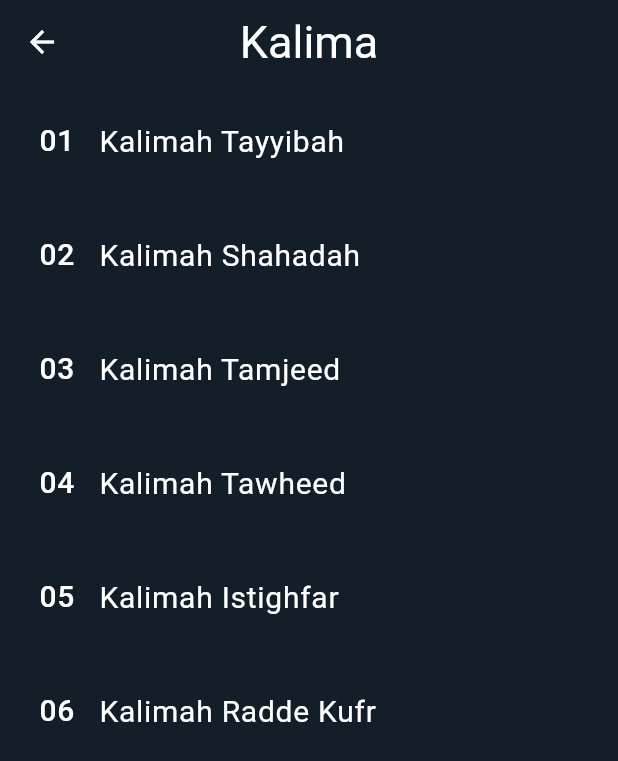
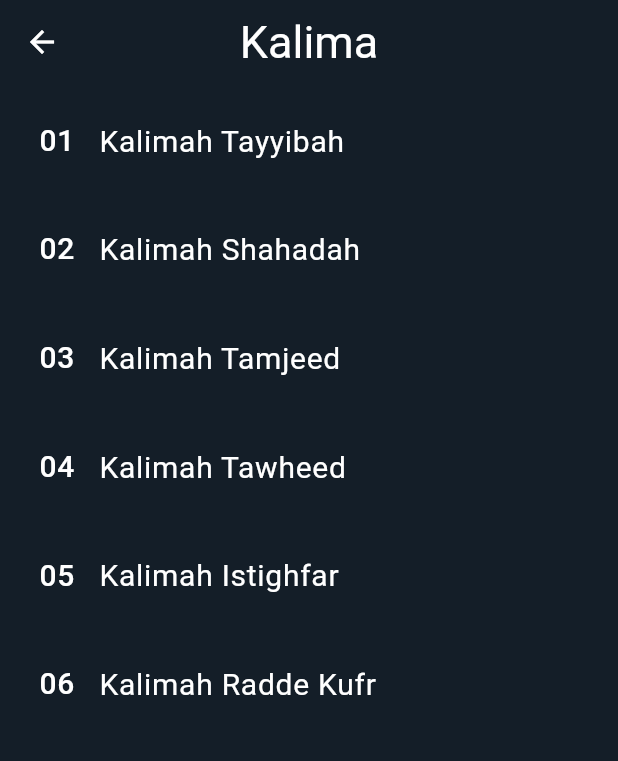
Before and after one commit to sajjadur-rahman-sakib/islamic-lifestyle, a Flutter app: the Home screen opened directly, after a tap on "Kalima", on a phone screen of 412 x 824 dp. Shown: the top 761 px of the screen. Run offline on Flutter 3.47's test engine with Material 3 defaults, Android fonts, the light colour scheme and no system bars; our stand-ins replace adhan, firebase_core, firebase_messaging, flutter_svg, geocoding, geolocator and 7 more; missing offline and left inert: android_intent_plus, flutter_qiblah; accounts and stored records are empty.

Commit message:
home screen issue solved

```diff
--- a/lib/screen/home/home_page.dart
+++ b/lib/screen/home/home_page.dart
@@ -111,8 +111,8 @@ class _HomeState extends State<Home> {
                         padding: const EdgeInsets.only(
                           left: 10,
                           right: 10,
-                          top: 15,
-                          bottom: 15,
+                          top: 50,
+                          bottom: 10,
                         ),
                         child: Row(
                           mainAxisAlignment: MainAxisAlignment.center,
--- a/lib/screen/home/prayer_time.dart
+++ b/lib/screen/home/prayer_time.dart
@@ -60,7 +60,7 @@ class PrayerTimeState extends State<PrayerTime> {
     double height = MediaQuery.of(context).size.height;
 
     return Expanded(
-      flex: 55,
+      flex: 50,
       child: Container(
         width: double.infinity,
         decoration: const BoxDecoration(
--- a/lib/screen/kalima/kalima_page.dart
+++ b/lib/screen/kalima/kalima_page.dart
@@ -90,7 +90,9 @@ class KalimaPage extends StatelessWidget {
                   ),
                 ),
               ),
-              const SizedBox(height: 20), // Added spacing
+              SizedBox(
+                height: MediaQuery.of(context).size.height / 50,
+              ), // Added spacing
             ],
           );
         },
--- a/lib/screen/maps/mosque_finder.dart
+++ b/lib/screen/maps/mosque_finder.dart
@@ -27,7 +27,8 @@ class _MosqueFinderState extends State<MosqueFinder> {
 
   Future<void> _setInitialLocation() async {
     Position position = await Geolocator.getCurrentPosition(
-        desiredAccuracy: LocationAccuracy.high);
+      desiredAccuracy: LocationAccuracy.high,
+    );
     setState(() {
       _initialLocation = LatLng(position.latitude, position.longitude);
     });
@@ -93,7 +94,8 @@ class _MosqueFinderState extends State<MosqueFinder> {
 
   Future<void> _searchMosques() async {
     Position position = await Geolocator.getCurrentPosition(
-        desiredAccuracy: LocationAccuracy.high);
+      desiredAccuracy: LocationAccuracy.high,
+    );
     LatLng currentLocation = LatLng(position.latitude, position.longitude);
 
     _mapController?.animateCamera(
--- a/lib/widget/prayer_alarm.dart
+++ b/lib/widget/prayer_alarm.dart
@@ -9,7 +9,7 @@ class PrayerAlarm extends GetxController {
       arguments: {
         'android.intent.extra.alarm.HOUR': hour,
         'android.intent.extra.alarm.MINUTES': minute,
-        'android.intent.extra.alarm.MESSAGE': '$prayer Prayer Alarm',
+        'android.intent.extra.alarm.MESSAGE': prayer,
         'android.intent.extra.alarm.SKIP_UI': false,
       },
       flags: [Flag.FLAG_ACTIVITY_NEW_TASK],
```
